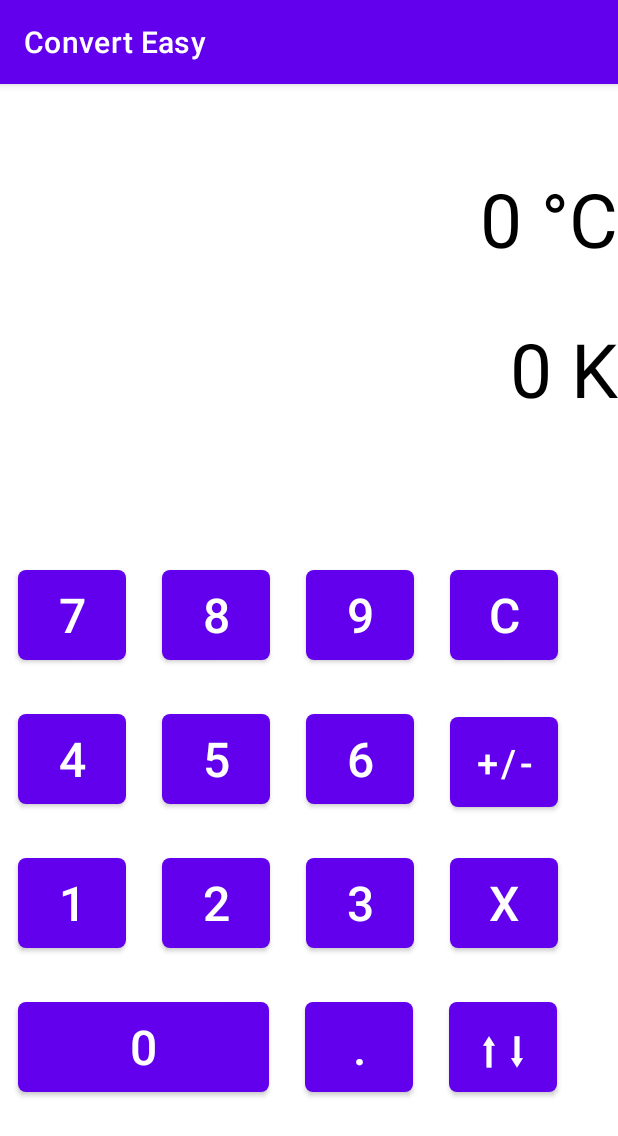
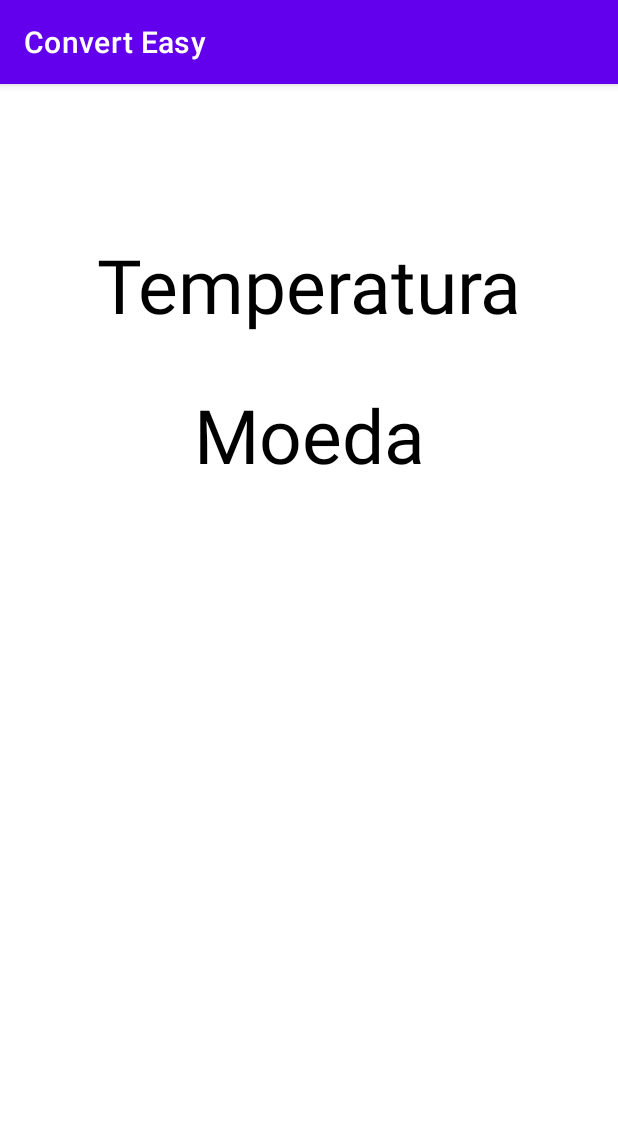
Before and after one commit to Biyosaki/Convert-Easy, an Android app: the screen it shows after launch (MainActivity before the commit, SegundaTela after it), after a tap on "⬆⬇", on a phone screen of 412 x 824 dp. Shown: the top 1136 px of the screen. Run offline under Robolectric (Android 15) with nearby library versions, the phone set to English and light mode, and no system bars.

Commit message:
Adição de Duas Telas e conversão de moedas

```diff
--- a/app/build.gradle.kts
+++ b/app/build.gradle.kts
@@ -45,6 +45,7 @@ dependencies {
     implementation(libs.androidx.lifecycle.viewmodel.ktx)
     implementation(libs.androidx.navigation.fragment.ktx)
     implementation(libs.androidx.navigation.ui.ktx)
+    implementation(libs.androidx.activity)
     testImplementation(libs.junit)
     androidTestImplementation(libs.androidx.junit)
     androidTestImplementation(libs.androidx.espresso.core)
--- a/app/src/main/java/com/example/converteasy/MainActivity.kt
+++ b/app/src/main/java/com/example/converteasy/MainActivity.kt
@@ -5,17 +5,24 @@ import android.widget.PopupMenu
 import android.widget.TextView
 import androidx.appcompat.app.AppCompatActivity
 import com.google.android.material.button.MaterialButton
+import android.content.Intent
+import android.view.LayoutInflater
+import android.view.ViewGroup
+import android.widget.LinearLayout
+import androidx.fragment.app.Fragment
+import com.example.converteasy.databinding.ActivityMainBinding
 
 class MainActivity : AppCompatActivity() {
     private lateinit var resultConvert: TextView
     private lateinit var variableConvert: TextView
     private var currentUnit = Unit.CELSIUS
-
+    //private lateinit var binding: LinearLayout
     enum class Unit(val symbol: String) {
         CELSIUS("°C"),
         KELVIN("K"),
         FAHRENHEIT("°F")
     }
+
 
     override fun onCreate(savedInstanceState: Bundle?) {
         super.onCreate(savedInstanceState)
@@ -26,21 +33,20 @@ class MainActivity : AppCompatActivity() {
         variableConvert.text = "0 °C"
         resultConvert.text = "0 K"
 
+        findViewById<MaterialButton>(R.id.button_converter).setOnClickListener {
+            changeScreen()
+        }
 
-
-        findViewById<MaterialButton>(R.id.button_converter).setOnClickListener{}
-        // Setar os listeners para os botões numéricos e AC
         setNumericAndACButtonListeners()
 
+       // binding.setOnClickListener{  }
+        variableConvert.setOnClickListener {        }
+        resultConvert.setOnClickListener {        }
+    }
 
-        // Alterar unidade ao clicar nas TextViews
-        variableConvert.setOnClickListener {
-            // Implementação opcional para escolher a unidade para 'variableConvert'
-        }
-        resultConvert.setOnClickListener {
-            // Implementação opcional para escolher a unidade para 'resultConvert'
-
-        }
+    private fun changeScreen() {
+        val btClick = Intent(this, SegundaTela::class.java)
+        startActivity(btClick)
     }
 
     private fun setNumericAndACButtonListeners() {
--- /dev/null
+++ b/app/src/main/java/com/example/converteasy/SegundaTela.kt
@@ -0,0 +1,36 @@
+package com.example.converteasy
+
+import android.os.Bundle
+import androidx.activity.enableEdgeToEdge
+import androidx.appcompat.app.AppCompatActivity
+import androidx.core.view.ViewCompat
+import androidx.core.view.WindowInsetsCompat
+import android.content.Intent
+import android.widget.TextView
+
+class SegundaTela : AppCompatActivity() {
+
+    override fun onCreate(savedInstanceState: Bundle?) {
+        super.onCreate(savedInstanceState)
+        enableEdgeToEdge()
+        setContentView(R.layout.activity_segunda_tela)
+        ViewCompat.setOnApplyWindowInsetsListener(findViewById(R.id.main)) { v, insets ->
+            val systemBars = insets.getInsets(WindowInsetsCompat.Type.systemBars())
+            v.setPadding(systemBars.left, systemBars.top, systemBars.right, systemBars.bottom)
+            insets
+        }
+
+        val temperatureTextView = findViewById<TextView>(R.id.temperature)
+        val moedaTextView = findViewById<TextView>(R.id.moeda)
+
+        temperatureTextView.setOnClickListener {
+            val intent = Intent(this, MainActivity::class.java)
+            startActivity(intent)
+        }
+
+        moedaTextView.setOnClickListener {
+            val intent = Intent(this, TerceiraTela::class.java)
+            startActivity(intent)
+        }
+    }
+}
--- a/app/src/main/res/layout/activity_main.xml
+++ b/app/src/main/res/layout/activity_main.xml
@@ -193,11 +193,12 @@
                 android:textColor="@color/white"
                 android:textSize="32dp"
                 app:cornerRadius="5dp" />
+
             <com.google.android.material.button.MaterialButton
+                android:id="@+id/button_converter"
                 android:layout_width="72dp"
                 android:layout_height="72dp"
                 android:layout_margin="12dp"
-                android:id="@+id/button_converter"
                 android:text="⬆⬇"
                 android:textColor="@color/white"
                 android:textSize="32dp"
--- /dev/null
+++ b/app/src/main/res/layout/activity_segunda_tela.xml
@@ -0,0 +1,39 @@
+<?xml version="1.0" encoding="utf-8"?>
+<androidx.constraintlayout.widget.ConstraintLayout xmlns:android="http://schemas.android.com/apk/res/android"
+    xmlns:app="http://schemas.android.com/apk/res-auto"
+    xmlns:tools="http://schemas.android.com/tools"
+    android:id="@+id/main"
+    android:layout_width="match_parent"
+    android:layout_height="match_parent"
+    tools:context=".SegundaTela">
+
+
+        <TextView
+            android:id="@+id/temperature"
+            android:layout_width="0dp"
+            android:layout_height="100dp"
+            android:layout_marginBottom="12dp"
+            android:layout_marginTop="100dp"
+            android:text="Temperatura"
+            android:textAlignment="center"
+            android:textColor="@color/black"
+            android:textSize="50sp"
+            app:layout_constraintBottom_toTopOf="@id/moeda"
+            app:layout_constraintEnd_toEndOf="parent"
+            app:layout_constraintHorizontal_bias="0.0"
+            app:layout_constraintStart_toStartOf="parent"
+            app:layout_constraintTop_toTopOf="parent" />
+
+        <TextView
+            android:id="@+id/moeda"
+            android:layout_width="0dp"
+            android:layout_height="150dp"
+            android:text="Moeda"
+            android:textAlignment="center"
+            android:textColor="@color/black"
+            android:textSize="50sp"
+            app:layout_constraintEnd_toEndOf="parent"
+            app:layout_constraintHorizontal_bias="0.0"
+            app:layout_constraintStart_toStartOf="parent"
+            app:layout_constraintTop_toBottomOf="@id/temperature" />
+</androidx.constraintlayout.widget.ConstraintLayout>
--- a/gradle/libs.versions.toml
+++ b/gradle/libs.versions.toml
@@ -12,6 +12,7 @@ lifecycleLivedataKtx = "2.6.1"
 lifecycleViewmodelKtx = "2.6.1"
 navigationFragmentKtx = "2.6.0"
 navigationUiKtx = "2.6.0"
+activity = "1.8.0"
 
 [libraries]
 androidx-core-ktx = { group = "androidx.core", name = "core-ktx", version.ref = "coreKtx" }
@@ -25,6 +26,7 @@ androidx-lifecycle-livedata-ktx = { group = "androidx.lifecycle", name = "lifecy
 androidx-lifecycle-viewmodel-ktx = { group = "androidx.lifecycle", name = "lifecycle-viewmodel-ktx", version.ref = "lifecycleViewmodelKtx" }
 androidx-navigation-fragment-ktx = { group = "androidx.navigation", name = "navigation-fragment-ktx", version.ref = "navigationFragmentKtx" }
 androidx-navigation-ui-ktx = { group = "androidx.navigation", name = "navigation-ui-ktx", version.ref = "navigationUiKtx" }
+androidx-activity = { group = "androidx.activity", name = "activity", version.ref = "activity" }
 
 [plugins]
 androidApplication = { id = "com.android.application", version.ref = "agp" }
```
Also changed, not shown: app/src/main/AndroidManifest.xml (+9 -3 lines), app/src/main/java/com/example/converteasy/TerceiraTela.kt (added, +99 -0 lines), app/src/main/java/com/example/converteasy/ui/dashboard/DashboardFragment.kt (deleted, +0 -85 lines), app/src/main/java/com/example/converteasy/ui/dashboard/DashboardViewModel.kt (deleted, +0 -13 lines), app/src/main/java/com/example/converteasy/ui/home/HomeViewModel.kt (deleted, +0 -13 lines), app/src/main/java/com/example/converteasy/ui/notifications/NotificationsFragment.kt (deleted, +0 -41 lines), app/src/main/java/com/example/converteasy/ui/notifications/NotificationsViewModel.kt (deleted, +0 -13 lines), app/src/main/res/layout/activity_terceira_tela.xml (renamed from app/src/main/res/layout/fragment_home.xml, +9 -6 lines), app/src/main/res/layout/fragment_dashboard.xml (deleted, +0 -23 lines), app/src/main/res/layout/fragment_home2.xml (deleted, +0 -14 lines), app/src/main/res/layout/fragment_notifications.xml (deleted, +0 -23 lines), app/src/main/java/com/example/converteasy/ui/home/HomeFragment.kt (added).
